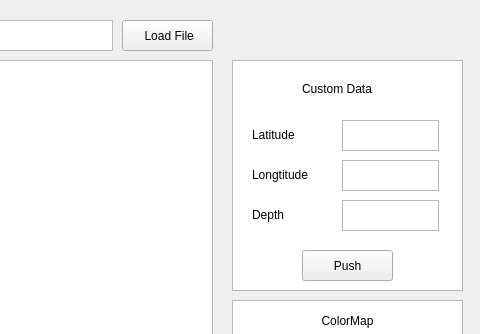
First picture: the form in main.ui, repository nearkyh/seafloor-mapping, before the edit; both pictures show x 518 to 998 and y 0 to 334 of the 998 by 780 pixel window.
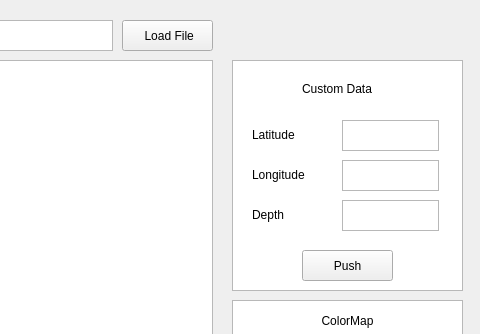
Second picture: the form after the edit. Icons and pictures are not drawn.

Commit message: Change longtitude --> longitude

The edit to the form file:
```diff
--- a/main.ui
+++ b/main.ui
@@ -130,7 +130,7 @@
      </rect>
     </property>
     <property name="text">
-     <string>Longtitude</string>
+     <string>Longitude</string>
     </property>
    </widget>
    <widget class="QLabel" name="label_depth">
```
Left out of the diff: 8 changed lines with no effect on the pictures. The commit also changes 2 other files.
